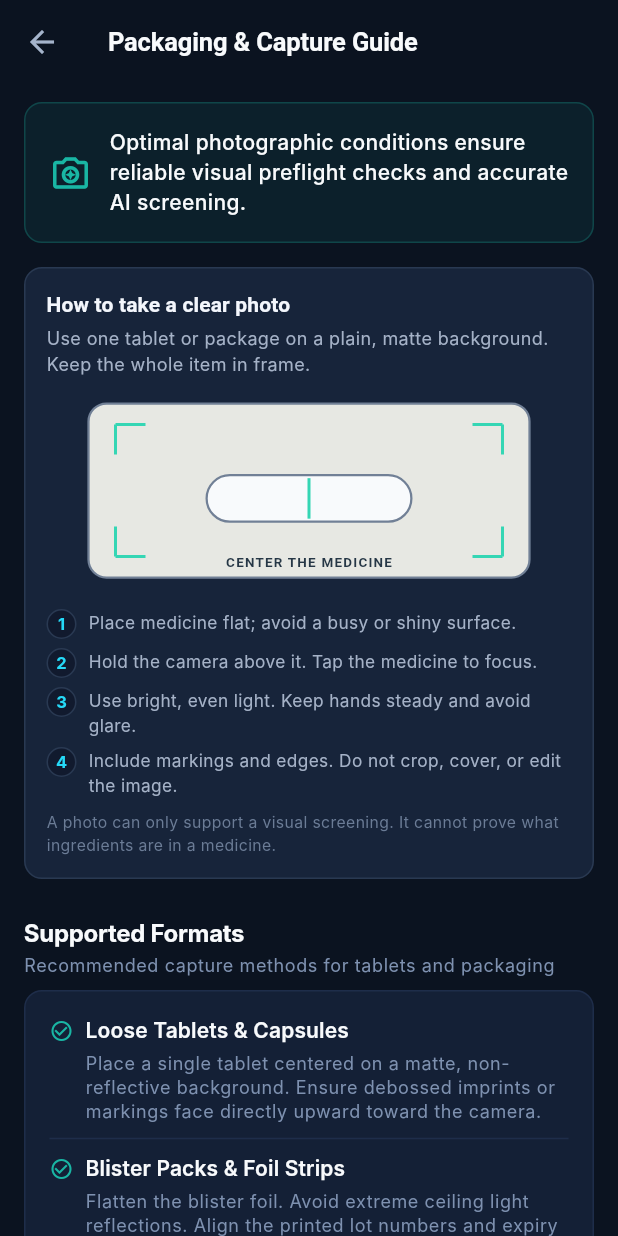
After one commit to ChethanNGowda/CounterfeitPharmaceuticalDetection, a Flutter app: the screen it shows after launch, item 5 of the bottom bar chosen, after a tap on "Packaging & Capture Guide", on a phone screen of 412 x 824 dp. The commit adds this screen. Run offline on Flutter 3.47's test engine with Material 3 defaults, Android fonts, the phone set to English and light mode, and no system bars; our stand-ins replace flutter_secure_storage, image_picker, shared_preferences; network calls fail; Roboto replaces fonts that are missing (Inter, Space Grotesk).

Commit message:
feat(phase3.1): connect Packaging & Capture Guide screen to More hub and complete theme audit
- Create PackagingGuideScreen integrating MedicinePhotoGuide and capture recommendations
- Wire PackagingGuideScreen into MoreHubScreen under Compliance & Safety
- Validate theme persistence, ThemeExtension tokens, and 5-destination navigation
- 59 Flutter unit & widget tests pass, 0 analyzer issues, clean formatting

```diff
--- a/frontend/flutter_app/lib/screens/more_hub_screen.dart
+++ b/frontend/flutter_app/lib/screens/more_hub_screen.dart
@@ -2,6 +2,7 @@ import 'package:flutter/material.dart';
 import 'package:pharma_assist/core/theme_tokens.dart';
 import 'package:pharma_assist/screens/about_screen.dart';
 import 'package:pharma_assist/screens/model_lab_screen.dart';
+import 'package:pharma_assist/screens/packaging_guide_screen.dart';
 import 'package:pharma_assist/screens/settings_screen.dart';
 import 'package:pharma_assist/services/api_service.dart';
 import 'package:pharma_assist/services/storage_service.dart';
@@ -136,6 +137,22 @@ class MoreHubScreen extends StatelessWidget {
               children: [
                 _buildTile(
                   context,
+                  icon: Icons.photo_camera_back_outlined,
+                  title: 'Packaging & Capture Guide',
+                  subtitle:
+                      'Optimal tablet, blister-pack and packaging photography',
+                  onTap: () {
+                    Navigator.push(
+                      context,
+                      MaterialPageRoute(
+                        builder: (_) => const PackagingGuideScreen(),
+                      ),
+                    );
+                  },
+                ),
+                Divider(height: 1, color: tokens.borderSubtle),
+                _buildTile(
+                  context,
                   icon: Icons.info_outline,
                   title: 'About PharmaAssist',
                   subtitle:
--- /dev/null
+++ b/frontend/flutter_app/lib/screens/packaging_guide_screen.dart
@@ -0,0 +1,120 @@
+import 'package:flutter/material.dart';
+import 'package:pharma_assist/core/theme_tokens.dart';
+import 'package:pharma_assist/widgets/medicine_photo_guide.dart';
+import 'package:pharma_assist/widgets/pharma_components.dart';
+
+/// Packaging & Medicine Capture Guide Screen
+class PackagingGuideScreen extends StatelessWidget {
+  const PackagingGuideScreen({super.key});
+
+  @override
+  Widget build(BuildContext context) {
+    final theme = Theme.of(context);
+    final tokens = context.pharmaTokens;
+
+    return Scaffold(
+      appBar: AppBar(
+        title: const Text('Packaging & Capture Guide'),
+        centerTitle: false,
+      ),
+      body: ListView(
+        padding: const EdgeInsets.symmetric(horizontal: 16, vertical: 12),
+        children: [
+          PharmaCard(
+            backgroundColor: theme.colorScheme.primary.withValues(alpha: 0.08),
+            borderColor: theme.colorScheme.primary.withValues(alpha: 0.25),
+            child: Row(
+              children: [
+                Icon(
+                  Icons.camera_enhance_outlined,
+                  color: theme.colorScheme.primary,
+                  size: 28,
+                ),
+                const SizedBox(width: 12),
+                Expanded(
+                  child: Text(
+                    'Optimal photographic conditions ensure reliable visual preflight checks and accurate AI screening.',
+                    style: theme.textTheme.bodyMedium?.copyWith(
+                      fontWeight: FontWeight.w500,
+                    ),
+                  ),
+                ),
+              ],
+            ),
+          ),
+          const SizedBox(height: 16),
+          const MedicinePhotoGuide(),
+          const SizedBox(height: 16),
+          const PharmaSectionHeader(
+            title: 'Supported Formats',
+            subtitle: 'Recommended capture methods for tablets and packaging',
+          ),
+          PharmaCard(
+            child: Column(
+              crossAxisAlignment: CrossAxisAlignment.start,
+              children: [
+                _buildBullet(
+                  context,
+                  title: 'Loose Tablets & Capsules',
+                  description: 'Place a single tablet centered on a matte, non-reflective background. Ensure debossed imprints or markings face directly upward toward the camera.',
+                ),
+                Divider(height: 20, color: tokens.borderSubtle),
+                _buildBullet(
+                  context,
+                  title: 'Blister Packs & Foil Strips',
+                  description: 'Flatten the blister foil. Avoid extreme ceiling light reflections. Align the printed lot numbers and expiry text clearly in view.',
+                ),
+                Divider(height: 20, color: tokens.borderSubtle),
+                _buildBullet(
+                  context,
+                  title: 'Cartons & Outer Packaging',
+                  description: 'Capture the principal display panel showing the commercial drug name, batch number, and manufacturing details squarely.',
+                ),
+              ],
+            ),
+          ),
+          const SizedBox(height: 24),
+        ],
+      ),
+    );
+  }
+
+  Widget _buildBullet(
+    BuildContext context, {
+    required String title,
+    required String description,
+  }) {
+    final theme = Theme.of(context);
+    final tokens = context.pharmaTokens;
+
+    return Column(
+      crossAxisAlignment: CrossAxisAlignment.start,
+      children: [
+        Row(
+          children: [
+            Icon(
+              Icons.check_circle_outline,
+              size: 16,
+              color: theme.colorScheme.primary,
+            ),
+            const SizedBox(width: 8),
+            Text(
+              title,
+              style: theme.textTheme.titleSmall?.copyWith(
+                fontWeight: FontWeight.w600,
+              ),
+            ),
+          ],
+        ),
+        const SizedBox(height: 4),
+        Padding(
+          padding: const EdgeInsets.only(left: 24),
+          child: Text(
+            description,
+            style: theme.textTheme.bodySmall?.copyWith(color: tokens.textMuted),
+          ),
+        ),
+      ],
+    );
+  }
+}
```
